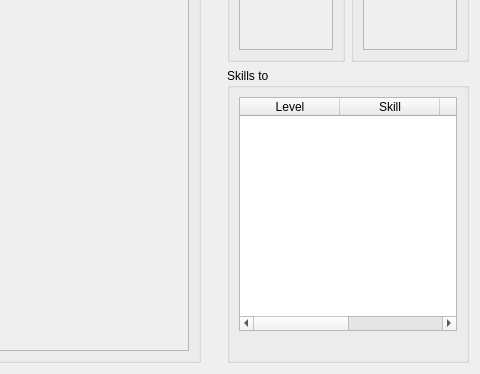
The window that editors/classes/editclasses.ui (jowin202/YaRXP) describes before a commit, drawn with Qt 5; both pictures show x 264 to 744 and y 244 to 618 of the 744 by 618 pixel window.
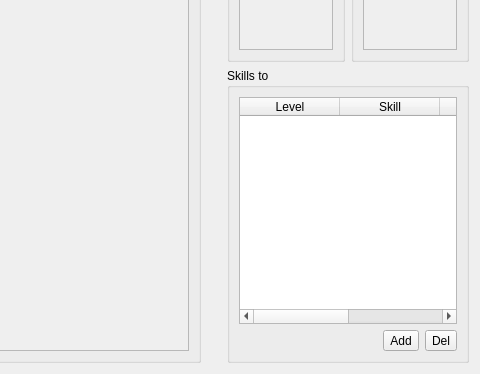
The same window after the commit. Custom widgets are drawn as their Qt base class.

Patch:
```diff
--- a/editors/classes/editclasses.ui
+++ b/editors/classes/editclasses.ui
@@ -95,7 +95,7 @@
           <string>Skills to</string>
          </property>
          <layout class="QGridLayout" name="gridLayout_8">
-          <item row="0" column="0">
+          <item row="0" column="0" colspan="3">
            <widget class="QTableWidget" name="table_skills">
             <property name="selectionMode">
              <enum>QAbstractItemView::SingleSelection</enum>
@@ -125,6 +125,13 @@
             </column>
            </widget>
           </item>
+          <item row="1" column="2">
+           <widget class="QToolButton" name="button_skill_del">
+            <property name="text">
+             <string>Del</string>
+            </property>
+           </widget>
+          </item>
           <item row="1" column="0">
            <spacer name="horizontalSpacer">
             <property name="orientation">
@@ -138,6 +145,13 @@
             </property>
            </spacer>
           </item>
+          <item row="1" column="1">
+           <widget class="QToolButton" name="button_skill_add">
+            <property name="text">
+             <string>Add</string>
+            </property>
+           </widget>
+          </item>
          </layout>
         </widget>
        </item>
@@ -265,18 +279,18 @@
   </layout>
  </widget>
  <customwidgets>
-  <customwidget>
-   <class>CheckBoxList</class>
-   <extends>QWidget</extends>
-   <header>editors/checkboxlist.h</header>
-   <container>1</container>
-  </customwidget>
   <customwidget>
    <class>ABCList</class>
    <extends>QWidget</extends>
    <header>editors/abclist.h</header>
    <container>1</container>
   </customwidget>
+  <customwidget>
+   <class>CheckBoxList</class>
+   <extends>QWidget</extends>
+   <header>editors/checkboxlist.h</header>
+   <container>1</container>
+  </customwidget>
  </customwidgets>
  <resources/>
  <connections/>
```
